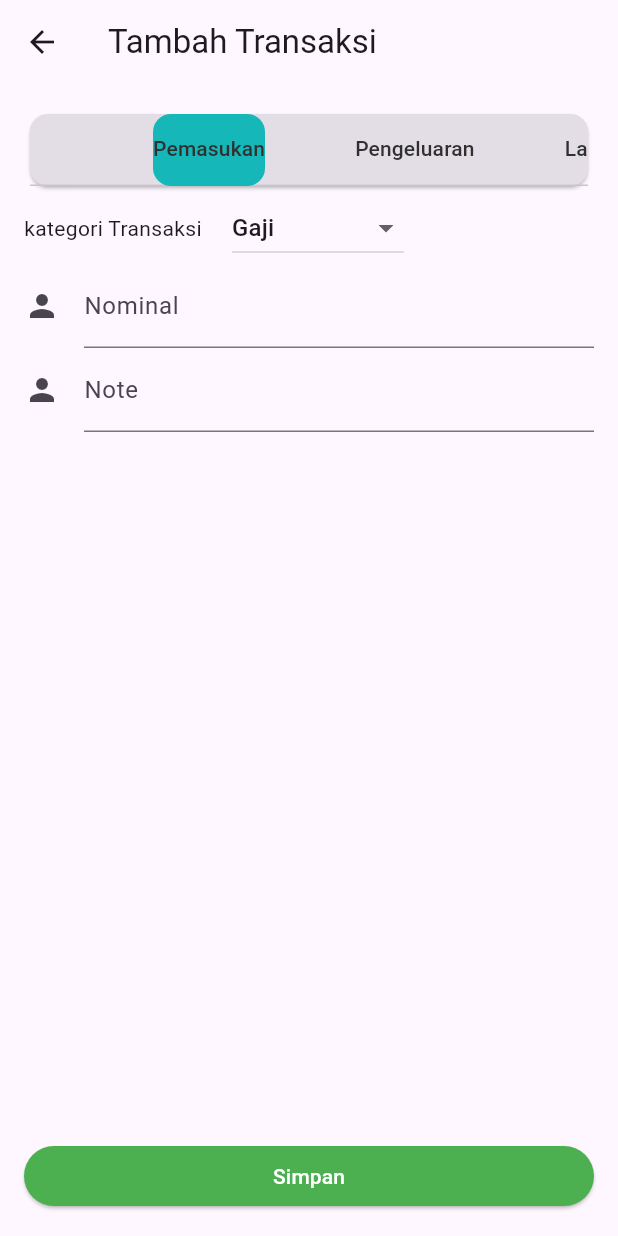
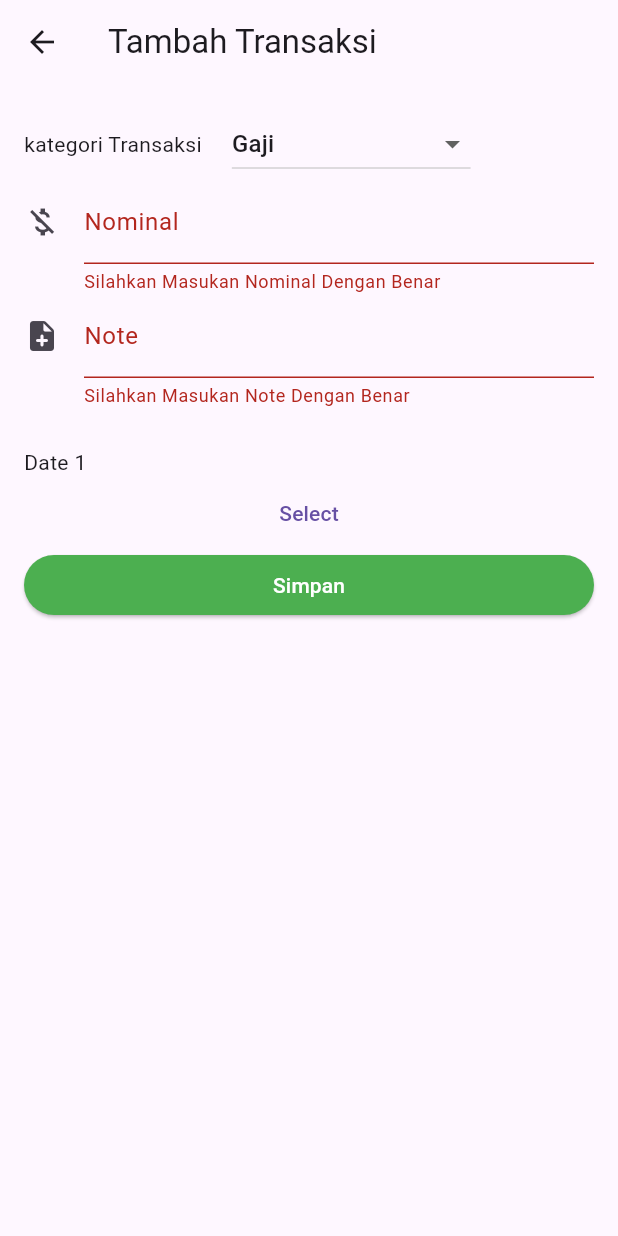
Before and after one commit to RuslanIk06/mini-project-flutter_catatan-keuangan, a Flutter app: the CreateTransaction screen opened by its route, after a tap on "Simpan", on a phone screen of 412 x 824 dp. Run offline on Flutter 3.47's test engine with Material 2 defaults, Android fonts, the phone set to English and light mode, and no system bars; our stand-ins replace dio, firebase_auth, firebase_core, lottie; accounts and stored records are empty.

Commit message:
CRUD dengan REST API

```diff
--- a/lib/models/transaksi.dart
+++ b/lib/models/transaksi.dart
@@ -19,12 +19,15 @@ class Transaksi {
   }
 
   factory Transaksi.fromJson(Map<String, dynamic> json) => Transaksi(
-      id: json["id"].toString(),
-      type: json['type'],
-      categrory: json['categrory'],
-      nominal: json['nominal'],
-      note: json['note'],
-      waktu: DateTime.now());
+        id: json["id"].toString(),
+        type: json['type'],
+        categrory: json['categrory'],
+        nominal: json['nominal'],
+        note: json['note'],
+        waktu: DateTime.parse(
+          json["waktu"].toString(),
+        ),
+      );
 
   Map<String, dynamic> toJson() => {
         "id": id,
@@ -32,6 +35,8 @@ class Transaksi {
         "categrory": categrory,
         "nominal": nominal,
         "note": note,
-        "waktu": waktu,
+        "waktu": waktu != null
+            ? waktu!.toIso8601String()
+            : DateTime.now().toIso8601String(),
       };
 }
--- a/lib/pages/create_transaction_page.dart
+++ b/lib/pages/create_transaction_page.dart
@@ -1,3 +1,5 @@
+import 'dart:ffi';
+
 import 'package:catatan_keuangan/models/transaksi.dart';
 import 'package:catatan_keuangan/providers/provider_transaksi.dart';
 import 'package:catatan_keuangan/styles/colors_style.dart';
@@ -14,19 +16,24 @@ class CreateTransaction extends StatefulWidget {
 
 class _CreateTransactionState extends State<CreateTransaction>
     with TickerProviderStateMixin {
-  // GlobalKey formKey = GlobalKey<FormState>();
-  GlobalKey<FormState> formKeyPemasukan = GlobalKey<FormState>();
-  GlobalKey<FormState> formKeyPengeluaran = GlobalKey<FormState>();
-  var transaksi = {'type': '', 'category': '', 'nominal': 0, 'note': ''};
+  GlobalKey<FormState> formKey = GlobalKey<FormState>();
+  var transaksi = {
+    'type': '',
+    'category': '',
+    'nominal': 0,
+    'note': '',
+    'waktu': ''
+  };
+  final TextEditingController _ctrlNominal = TextEditingController();
+  final TextEditingController _ctrlNote = TextEditingController();
+  final TextEditingController _ctrlCategory = TextEditingController();
+  Transaksi? updateTransaksi;
 
-  List<String> kategoriPemasukan = [
+  List<String> kategori = [
     'Gaji',
     'Tunjangan',
     'Hadiah',
-    'Uang Masuk'
-  ];
-
-  List<String> kategoriPengeluaran = [
+    'Uang Masuk',
     'Makan dan Minum',
     'Transportasi',
     'Sedekah',
@@ -36,96 +43,78 @@ class _CreateTransactionState extends State<CreateTransaction>
     'Uang Keluar',
   ];
 
-  String _pilihanCategoryPemasukan = "Gaji";
-  String _pilihanCategoryPengeluaran = "Sedekah";
+  String _pilihanCategory = "Gaji";
+  String _pilhanType = "";
+
+  DateTime _dueDate = DateTime.now();
+  final currentDate = DateTime.now();
+
+  void _pilihType(String value) {
+    setState(() {
+      _pilhanType = value;
+    });
+  }
 
   void _onSubmit() {
-    formKeyPemasukan.currentState!.save();
+    formKey.currentState!.save();
     final transaksiBaru = Transaksi(
         type: transaksi['type'].toString(),
         categrory: transaksi["categrory"].toString(),
         nominal: int.parse(transaksi['nominal'].toString()),
         note: transaksi["note"].toString());
     // tambahContact(transaksiBaru);
-
+    if (updateTransaksi != null) {
+      transaksiBaru.id = updateTransaksi!.id;
+      Provider.of<TransaksiProvider>(context, listen: false)
+          .update(transaksiBaru);
+    } else {
       Provider.of<TransaksiProvider>(context, listen: false).add(transaksiBaru);
+    }
   }
 
   @override
   Widget build(BuildContext context) {
-    TabController tabController = TabController(length: 3, vsync: this);
-
+    updateTransaksi = ModalRoute.of(context)!.settings.arguments as Transaksi?;
+    if (updateTransaksi != null) {
+      _ctrlNominal.text = updateTransaksi!.nominal.toInt().toString();
+      _ctrlNote.text = updateTransaksi!.note;
+    }
     return Scaffold(
       appBar: AppBar(
-        title: const Text("Tambah Transaksi"),
+        title: Text(
+            updateTransaksi != null ? 'Edit Transaksi' : 'Tambah Transaksi'),
       ),
       body: Padding(
         padding: const EdgeInsets.all(16),
+        child: Form(
+          key: formKey,
           child: Column(
             crossAxisAlignment: CrossAxisAlignment.stretch,
             children: [
-            Card(
-              shape: RoundedRectangleBorder(
-                borderRadius: BorderRadius.circular(12),
-              ),
-              elevation: 1,
-              child: Container(
-                decoration: BoxDecoration(
-                  color: blackColor.withOpacity(0.1),
-                  borderRadius: BorderRadius.circular(12),
-                ),
-                child: TabBar(
-                  indicator: BoxDecoration(
-                    borderRadius: BorderRadius.circular(12),
-                    color: greenColor,
-                  ),
-                  controller: tabController,
-                  isScrollable: true,
-                  labelPadding: const EdgeInsets.symmetric(horizontal: 30),
-                  tabs: const [
-                    Tab(
-                      child: Text("Pemasukan",
-                          style: TextStyle(color: blackColor)),
-                    ),
-                    Tab(
-                      child: Text("Pengeluaran",
-                          style: TextStyle(color: blackColor)),
-                    ),
-                    Tab(
-                      child:
-                          Text("Laporan", style: TextStyle(color: blackColor)),
-                    ),
-                  ],
-                ),
-              ),
-            ),
-            Expanded(
-              child: TabBarView(
-                controller: tabController,
-                children: [
-                  Form(
-                    key: formKeyPemasukan,
-                    child: Column(
-                      children: [
+              // RadioListTile(
+              //   value: "Pemasukan",
+              //   groupValue: _pilhanType,
+              //   title: Text("Pemaasukan"),
+              //   onChanged: (value) {
+              //     _pilhanType;
+              //   },
+              // ),
               Row(
                 children: [
-                            Text("kategori Transaksi"),
-                            SizedBox(width: 20),
+                  const Text("kategori Transaksi"),
+                  const SizedBox(width: 20),
                   DropdownButton(
-                              value: _pilihanCategoryPemasukan,
-                              items: kategoriPemasukan
-                                  .map((String valuePemasukan) {
+                    value: _pilihanCategory,
+                    items: kategori.map((String value) {
                       return DropdownMenuItem(
-                                  value: valuePemasukan,
-                                  child: Text(valuePemasukan),
+                        value: value,
+                        child: Text(value),
                       );
                     }).toList(),
-                              onChanged: (String? valuePemasukan) {
+                    onChanged: (String? value) {
                       setState(() {
-                                  _pilihanCategoryPemasukan =
-                                      valuePemasukan.toString();
-                                  transaksi['categrory'] =
-                                      _pilihanCategoryPemasukan;
+                        _pilihanCategory = value.toString();
+                        transaksi['categrory'] = _pilihanCategory;
                       });
                     },
                   ),
@@ -133,7 +122,7 @@ class _CreateTransactionState extends State<CreateTransaction>
               ),
               TextFormField(
                 decoration: const InputDecoration(
-                            icon: Icon(Icons.person),
+                  icon: Icon(Icons.money_off_outlined),
                   label: Text('Nominal'),
                   hintText: 'Masukan Nominal',
                 ),
@@ -144,21 +133,21 @@ class _CreateTransactionState extends State<CreateTransaction>
                   return null;
                 },
                 onSaved: (newValue) {
-                            if (newValue != null)
-                              transaksi['nominal'] = newValue;
+                  if (newValue != null) transaksi['nominal'] = newValue;
                 },
                 keyboardType: TextInputType.number,
                 textInputAction: TextInputAction.next,
+                controller: _ctrlNominal,
               ),
               TextFormField(
                 decoration: const InputDecoration(
-                            icon: Icon(Icons.person),
+                  icon: Icon(Icons.note_add_rounded),
                   label: Text('Note'),
                   hintText: 'Detail transaksi',
                 ),
                 validator: (value) {
                   if (value == null || value.length < 3) {
-                              return 'Silahkan Masukan Nominal Dengan Benar';
+                    return 'Silahkan Masukan Note Dengan Benar';
                   }
                   return null;
                 },
@@ -167,108 +156,53 @@ class _CreateTransactionState extends State<CreateTransaction>
                 },
                 keyboardType: TextInputType.text,
                 textInputAction: TextInputAction.next,
+                controller: _ctrlNote,
               ),
-                      ],
-                    ),
-                  ),
-                  Form(
-                    key: formKeyPengeluaran,
-                    child: Column(
-                      children: [
-                        Row(
-                          children: [
-                            Text("kategori Transaksi"),
-                            SizedBox(width: 20),
-                            DropdownButton(
-                              value: _pilihanCategoryPengeluaran,
-                              items: kategoriPengeluaran
-                                  .map((String valuePengeluaran) {
-                                return DropdownMenuItem(
-                                  value: valuePengeluaran,
-                                  child: Text(valuePengeluaran),
+              const SizedBox(height: 26),
+              Text("Date 1"),
+              TextButton(
+                  onPressed: () async {
+                    final selectDate = await showDatePicker(
+                      context: context,
+                      initialDate: currentDate,
+                      firstDate: DateTime(1990),
+                      lastDate: DateTime(currentDate.year + 5),
                     );
-                              }).toList(),
-                              onChanged: (String? valuePengeluaran) {
+
                     setState(() {
-                                  _pilihanCategoryPengeluaran =
-                                      valuePengeluaran.toString();
-                                  transaksi['categrory'] =
-                                      _pilihanCategoryPengeluaran;
+                      if (selectDate != null) {
+                        _dueDate = selectDate;
+
+                        transaksi['waktu'] = _dueDate;
+                      }
                     });
                   },
-                            ),
-                          ],
-                        ),
-                        TextFormField(
-                          decoration: const InputDecoration(
-                            icon: Icon(Icons.person),
-                            label: Text('Nominal'),
-                            hintText: 'Masukan Nominal',
-                          ),
-                          validator: (value) {
-                            if (value == null || value.length < 3) {
-                              return 'Silahkan Masukan Nominal Dengan Benar';
-                            }
-                            return null;
-                          },
-                          onSaved: (newValue) {
-                            if (newValue != null)
-                              transaksi['nominal'] = newValue;
-                          },
-                          keyboardType: TextInputType.number,
-                          textInputAction: TextInputAction.next,
-                        ),
-                        TextFormField(
-                          decoration: const InputDecoration(
-                            icon: Icon(Icons.person),
-                            label: Text('Note'),
-                            hintText: 'Detail transaksi',
-                          ),
-                          validator: (value) {
-                            if (value == null || value.length < 3) {
-                              return 'Silahkan Masukan Nominal Dengan Benar';
-                            }
-                            return null;
-                          },
-                          onSaved: (newValue) {
-                            if (newValue != null) transaksi['note'] = newValue;
-                          },
-                          keyboardType: TextInputType.text,
-                          textInputAction: TextInputAction.next,
-                        ),
-                      ],
-                    ),
-                  ),
-                  const Text("Pemasukan"),
-                ],
-              ),
-            ),
+                  child: Text("Select")),
               ElevatedButton(
                 style: ElevatedButton.styleFrom(
                   backgroundColor: Colors.green,
                   foregroundColor: Colors.white,
                 ),
                 onPressed: () {
-                // if (formKey.currentState != null &&
-                //     formKey.currentState!.validate()) {
-                //   _onSubmit();
-                //   ScaffoldMessenger.of(context).showSnackBar(
-                //     const SnackBar(
-                //       content: Text(
-                //         'Saving Transaction...',
-                //       ),
-                //     ),
-                //   );
-                //   Navigator.of(context).pop();
-                // }
+                  if (formKey.currentState != null &&
+                      formKey.currentState!.validate()) {
                     _onSubmit();
+                    ScaffoldMessenger.of(context).showSnackBar(
+                      const SnackBar(
+                        content: Text(
+                          'Saving Transaction...',
+                        ),
+                      ),
+                    );
                     Navigator.of(context).pop();
+                  }
                 },
                 child: const Text('Simpan'),
               ),
             ],
           ),
         ),
+      ),
     );
   }
 }
--- a/lib/pages/home_page.dart
+++ b/lib/pages/home_page.dart
@@ -6,7 +6,7 @@ import 'package:flutter/material.dart';
 import 'package:provider/provider.dart';
 
 class HomePage extends StatefulWidget {
-  static const routeName = "/testing";
+  static const routeName = "/home";
   const HomePage({super.key});
 
   @override
@@ -44,7 +44,7 @@ class _HomePageState extends State<HomePage> {
             ),
           ),
           const Expanded(
-            child: ListTrabsaksi(),
+            child: ListTransaksi(),
           ),
         ],
       ),
```
Also changed, not shown: lib/providers/provider_transaksi.dart (+34 -0 lines), lib/services/api_transaksi.dart (+47 -1 lines), lib/widgets/list_transaksi.dart (+37 -6 lines). Lines whose indentation alone changed are shown as unchanged.
